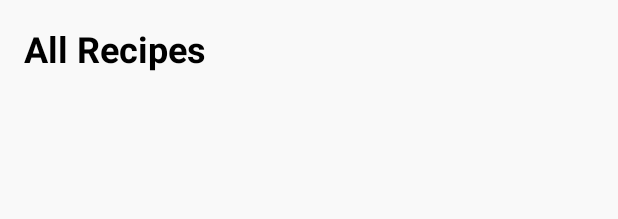
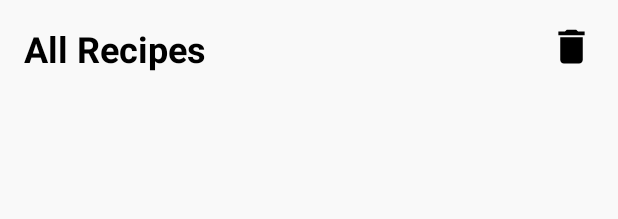
Before and after one commit to ip04/CookHub, an Android app: the layout dashboard_layout.xml on its own in the app's theme, with its tools: preview values and no code run, on a phone screen of 412 x 824 dp. Shown: the top 219 px of the screen. Run offline under Robolectric (Android 15) with nearby library versions, the phone set to English and light mode, and no system bars.

Commit message:
Adding deleteAllRecipes button bnd AlertDialog

```diff
--- a/app/src/main/java/com/example/cookhub/data/local_db/RecipeDao.kt
+++ b/app/src/main/java/com/example/cookhub/data/local_db/RecipeDao.kt
@@ -36,6 +36,9 @@ interface RecipeDao {
     @Delete
     suspend fun deleteRecipe(recipe: Recipe)
 
+    @Query("DELETE FROM recipes")
+    suspend fun deleteAllRecipes()
+
     @Update
     suspend fun updateIngredients(ingredients: List<Ingredient>)
 
--- a/app/src/main/java/com/example/cookhub/data/repository/RecipeRepository.kt
+++ b/app/src/main/java/com/example/cookhub/data/repository/RecipeRepository.kt
@@ -34,6 +34,10 @@ class RecipeRepository(application: Application) {
         recipeDao?.deleteRecipe(recipe)
     }
 
+    suspend fun deleteAllRecipes(){
+        recipeDao?.deleteAllRecipes()
+    }
+
     suspend fun addFullRecipe(recipe: Recipe, ingredients: List<Ingredient>, directions: List<Direction>) {
         val recipeId = recipeDao?.insertRecipe(recipe)?.toInt()
             ?: throw IllegalStateException("Recipe insertion failed")
--- /dev/null
+++ b/app/src/main/res/drawable/baseline_delete_24.xml
@@ -0,0 +1,5 @@
+<vector xmlns:android="http://schemas.android.com/apk/res/android" android:height="24dp" android:tint="#000000" android:viewportHeight="24" android:viewportWidth="24" android:width="24dp">
+
+    <path android:fillColor="@android:color/white" android:pathData="M6,19c0,1.1 0.9,2 2,2h8c1.1,0 2,-0.9 2,-2V7H6v12zM19,4h-3.5l-1,-1h-5l-1,1H5v2h14V4z"/>
+
+</vector>
--- a/app/src/main/res/layout/dashboard_layout.xml
+++ b/app/src/main/res/layout/dashboard_layout.xml
@@ -20,6 +20,14 @@
         android:textColor="@color/black"
         app:layout_constraintTop_toTopOf="parent"
         app:layout_constraintStart_toStartOf="parent" />
+
+    <ImageView
+        android:id="@+id/delete_IV"
+        android:layout_width="30dp"
+        android:layout_height="30dp"
+        android:src="@drawable/baseline_delete_24"
+        app:layout_constraintEnd_toEndOf="parent"
+        app:layout_constraintTop_toTopOf="parent" />
 
     <androidx.recyclerview.widget.RecyclerView
         android:id="@+id/recipe_cards_recycler_view"
```
Also changed, not shown: app/src/main/java/com/example/cookhub/RecipeViewModel.kt (+7 -0 lines), app/src/main/java/com/example/cookhub/adapters/RecipeAdapter.kt (+7 -1 lines), app/src/main/java/com/example/cookhub/ui/fragments/AddRecipeFragment.kt (+24 -8 lines), app/src/main/java/com/example/cookhub/ui/fragments/DashboardFragment.kt (+35 -0 lines), app/src/main/res/values/strings.xml (+10 -0 lines), 1 other file.
